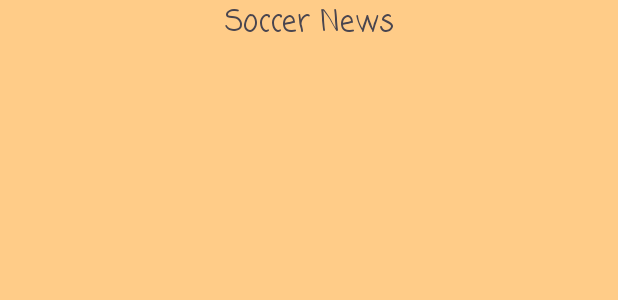
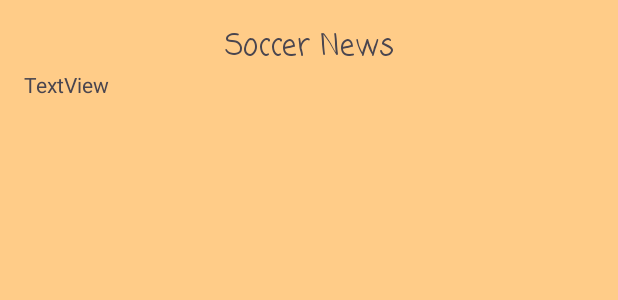
Before and after one commit to KakizakiHayate/Jec-RSSReader, an Android app: the layout activity_main.xml on its own in the app's theme, with its tools: preview values and no code run, on a phone screen of 412 x 824 dp. Shown: the top 300 px of the screen. Run offline under Robolectric (Android 15) with nearby library versions, the phone set to English and light mode, and no system bars.

Commit message:
課題の1,2のDateFormatはしていないが、情報の取得まで行った

```diff
--- a/app/src/main/AndroidManifest.xml
+++ b/app/src/main/AndroidManifest.xml
@@ -15,6 +15,9 @@
         android:theme="@style/Theme.RssReader"
         tools:targetApi="31">
         <activity
+            android:name=".WebviewActivity"
+            android:exported="false" />
+        <activity
             android:name=".MainActivity"
             android:exported="true">
             <intent-filter>
--- a/app/src/main/java/com/example/rssreader/RssItem.kt
+++ b/app/src/main/java/com/example/rssreader/RssItem.kt
@@ -1,6 +1,8 @@
 package com.example.rssreader
 
 class RssItem {
+    var pubDates: String? = null
     var title: String? = null
     var link: String? = null
+    var pubDate: String? = null
 }
--- a/app/src/main/res/layout/activity_main.xml
+++ b/app/src/main/res/layout/activity_main.xml
@@ -4,19 +4,28 @@
     xmlns:tools="http://schemas.android.com/tools"
     android:layout_width="match_parent"
     android:layout_height="match_parent"
+    android:paddingBottom="16dp"
+    android:paddingLeft="16dp"
+    android:paddingRight="16dp"
+    android:paddingTop="16dp"
+    android:background="#FFCC88"
     android:orientation="vertical"
-    tools:context=".MainActivity"
-    android:background="#FFCC88"
-    >
+    tools:context=".MainActivity">
 
     <TextView
-        android:id="@+id/textView"
+        android:id="@+id/txtAcquisitionNews"
         android:layout_width="match_parent"
         android:layout_height="wrap_content"
         android:fontFamily="casual"
         android:text="Soccer News"
         android:textAlignment="center"
         android:textSize="20sp" />
+
+    <TextView
+        android:id="@+id/txtPubDate2"
+        android:layout_width="match_parent"
+        android:layout_height="wrap_content"
+        android:text="TextView" />
 
     <ListView
         android:id="@+id/resultList"
```
Also changed, not shown: app/src/main/java/com/example/rssreader/JsonHelper.kt (+8 -2 lines), app/src/main/java/com/example/rssreader/MainActivity.kt (+21 -1 lines), app/src/main/java/com/example/rssreader/WebviewActivity.kt (added, +21 -0 lines), app/src/main/res/layout/activity_webview.xml (added, +14 -0 lines), app/src/main/res/layout/row_item.xml (+11 -6 lines).
